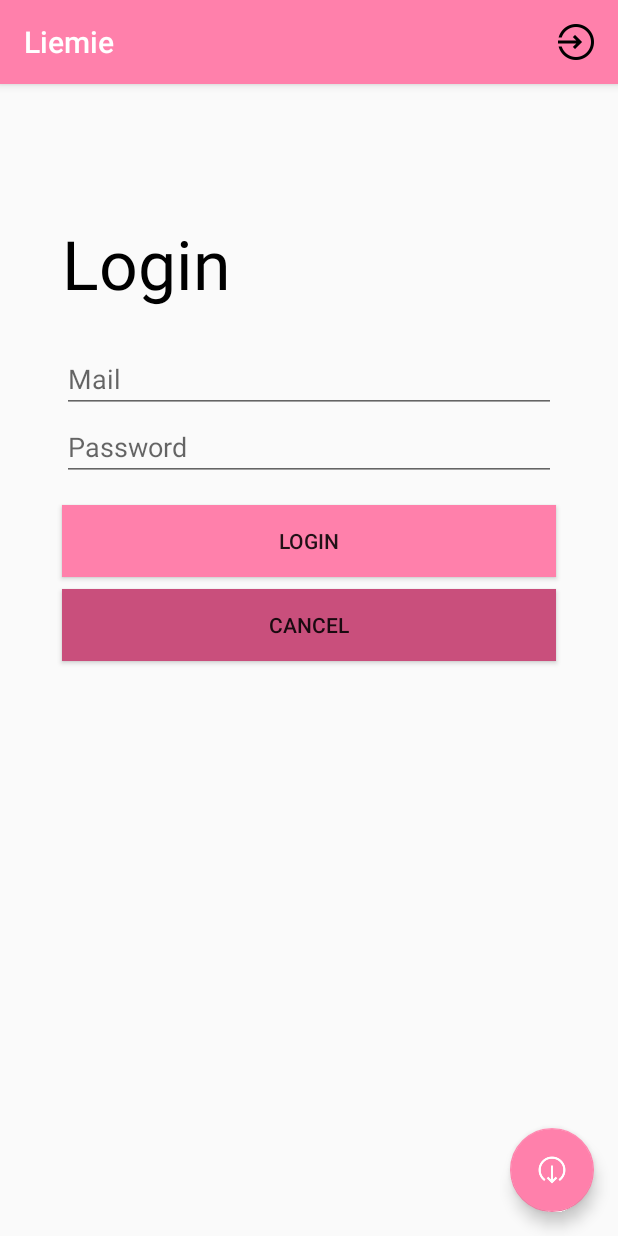
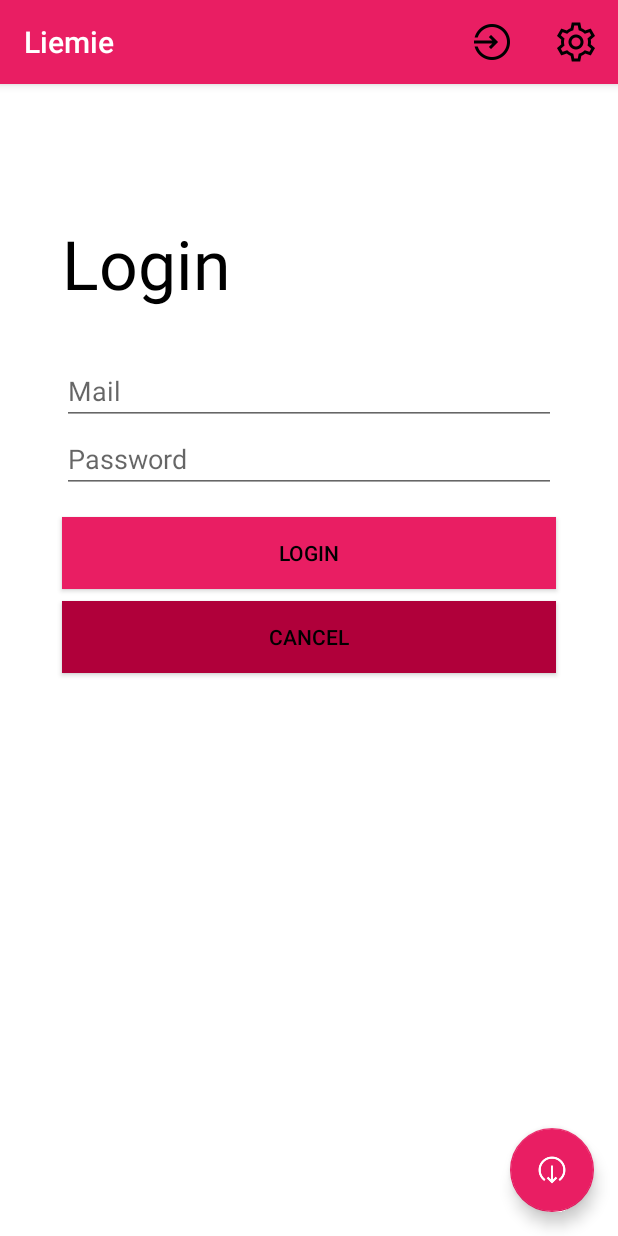
Before and after one commit to Mromeo56/Liemie-okhttp, an Android app: the screen it shows after launch (MainActivity), after a tap on "Login", on a phone screen of 412 x 824 dp. Run offline under Robolectric (Android 15) with nearby library versions, the phone set to English and light mode, and no system bars; 1 statement that could not run was skipped.

Commit message:
réparer ma connerie

```diff
--- a/app/src/main/java/com/example/liemie/MainActivity.java
+++ b/app/src/main/java/com/example/liemie/MainActivity.java
@@ -15,10 +15,10 @@ import android.view.View;
 import android.widget.Button;
 import android.widget.EditText;
 import android.widget.ProgressBar;
+import android.widget.Switch;
 import android.widget.TextView;
 import android.widget.Toast;
 
-import java.io.IOException;
 import java.util.concurrent.ExecutionException;
 
 import android.app.AlertDialog;
@@ -42,6 +42,9 @@ import okhttp3.OkHttpClient;
 
 
 public class MainActivity extends AppCompatActivity {
+    // mainActivity
+    private ProgressBar main_progressBar;
+
     // SharedPref
     public static final String PREF_NAME = "identifier";
     private SharedPreferences sharedPreferences;
@@ -78,6 +81,14 @@ public class MainActivity extends AppCompatActivity {
     // // profil TextView
     private TextView profil_id;
 
+    // settings frgm
+    private Fragment frgm_settings;
+    // // settings Button
+    private Button settings_removeSharedPref;
+    // // settings switch
+    private Switch settings_darkSwitch;
+
+
     @RequiresApi(api = Build.VERSION_CODES.M)
     @Override
     protected void onCreate(Bundle savedInstanceState) {
@@ -102,9 +113,6 @@ public class MainActivity extends AppCompatActivity {
 
         Log.i("OKHTTP", response.getHeader("Authorization"));
 
-
-
-
         // toolBar
         toolbar = findViewById(R.id.toolbar);
         setSupportActionBar(toolbar);
@@ -128,7 +136,9 @@ public class MainActivity extends AppCompatActivity {
             @Override
             public void onClick(View view) {
                 if (login_email.length() > 2 && login_password.length() > 2) {
-                    connexion(login_email.getText().toString(), login_password.getText().toString());
+                    if (connexion(login_email.getText().toString(), login_password.getText().toString()) == false) {
+                        AlertMsg(getString(R.string.general_error), getString(R.string.login_connexionError));
+                    }
                 } else {
                     AlertMsg(getString(R.string.general_error), getString(R.string.login_entryError));
                 }
@@ -146,9 +156,63 @@ public class MainActivity extends AppCompatActivity {
         // profil frgm
         frgm_profil = (Fragment) getSupportFragmentManager().findFragmentById(R.id.profil_frgm);
         frgm_profil.getView().setVisibility(View.GONE);
+
+        // settings frgm
+        frgm_settings = (Fragment) getSupportFragmentManager().findFragmentById(R.id.settings_frgm);
+        frgm_settings.getView().setVisibility(View.GONE);
+        // settings Button
+        settings_removeSharedPref = (Button) frgm_settings.getView().findViewById(R.id.settings_removeSharedPref);
+        settings_removeSharedPref.setOnClickListener(new View.OnClickListener() {
+            @Override
+            public void onClick(View v) {
+                AlertDialog.Builder builder = new AlertDialog.Builder(MainActivity.this);
+                builder.setTitle(getString(R.string.general_warning)).setMessage(getString(R.string.settings_removeWarning));
+                builder.setPositiveButton(R.string.general_ok, new DialogInterface.OnClickListener() {
+                    public void onClick(DialogInterface dialog, int id) {
+                        SharedPreferences.Editor editor = sharedPreferences.edit();
+                        editor.remove("username");
+                        editor.remove("password");
+                        editor.commit();
+                    }
+                });
+                builder.setNegativeButton(R.string.general_cancel, new DialogInterface.OnClickListener() {
+                    @Override
+                    public void onClick(DialogInterface dialog, int which) {
+
+                    }
+                });
+
+                AlertDialog alertDialog = builder.create();
+                alertDialog.show();
+            }
+        });
+        settings_darkSwitch = (Switch) frgm_settings.getView().findViewById(R.id.settings_darkSwitch);
+        if(Integer.valueOf(android.os.Build.VERSION.SDK) < 29) {
+            settings_darkSwitch.setEnabled(false);
+            settings_darkSwitch.setClickable(false);
+        }
+        else {
+            settings_darkSwitch.setOnClickListener(new View.OnClickListener() {
+                @Override
+                public void onClick(View v) {
+                    if (settings_darkSwitch.isChecked()) {
+
+                    }
+                    else {
+
+                    }
+                }
+            });
+        }
+
+        // mainActivity
+        main_progressBar = findViewById(R.id.main_progressBar);
+        main_progressBar.setVisibility(View.GONE);
     }
 
     private boolean connexion(String userName, String password) {
+        main_progressBar.setVisibility(View.VISIBLE);
+
         String url = "http://waraliens.ddns.net/api/auth/";
 
         MyThread myThread = new MyThread();
@@ -160,7 +224,7 @@ public class MainActivity extends AppCompatActivity {
                 if (util.getString("mail").equals(userName) && util.getString("password").equals(password)) {
                     utilCourant = new Utilisateur(util.getInt("id"), util.getString("mail"), util.getString("password"));
                     InitConnexion();
-                    break;
+                    return true;
                 }
             }
         } catch (ExecutionException e) {
@@ -171,7 +235,8 @@ public class MainActivity extends AppCompatActivity {
             e.printStackTrace();
         }
 
-        return true;
+        main_progressBar.setVisibility(View.GONE);
+        return false;
     }
 
     public void InitConnexion() {
@@ -190,6 +255,8 @@ public class MainActivity extends AppCompatActivity {
         // // profil TextView
         profil_id = (TextView) frgm_profil.getView().findViewById(R.id.profil_id);
         profil_id.setText(utilCourant.getMail());
+
+        main_progressBar.setVisibility(View.GONE);
     }
 
     @RequiresApi(api = Build.VERSION_CODES.M)
@@ -210,6 +277,7 @@ public class MainActivity extends AppCompatActivity {
     }
 
     public void AlertMsg(String title, String msg) {
+        final AlertDialog alertDialog;
         AlertDialog.Builder builder = new AlertDialog.Builder(MainActivity.this);
         builder.setTitle(title).setMessage(msg);
         builder.setPositiveButton(R.string.general_ok, new DialogInterface.OnClickListener() {
@@ -218,13 +286,14 @@ public class MainActivity extends AppCompatActivity {
             }
         });
 
-        AlertDialog alertDialog = builder.create();
+        alertDialog = builder.create();
         alertDialog.show();
     }
 
     public void HiddenAllFrgm() {
         frgm_profil.getView().setVisibility(View.GONE);
         frgm_login.getView().setVisibility(View.GONE);
+        frgm_settings.getView().setVisibility(View.GONE);
     }
 
     public void NoLogMenu() {
@@ -258,6 +327,10 @@ public class MainActivity extends AppCompatActivity {
     @Override
     public boolean onOptionsItemSelected(MenuItem item) {
         switch (item.getItemId()) {
+            case R.id.action_settings:
+                HiddenAllFrgm();
+                frgm_settings.getView().setVisibility(View.VISIBLE);
+                return true;
             case R.id.action_profil:
                 HiddenAllFrgm();
                 frgm_profil.getView().setVisibility(View.VISIBLE);
@@ -266,7 +339,12 @@ public class MainActivity extends AppCompatActivity {
                 HiddenAllFrgm();
                 // semi-auto Connexion
                 if (sharedPreferences.getString("username", "") != "" && sharedPreferences.getString("password", "") != "") {
-                    connexion(sharedPreferences.getString("username", ""), sharedPreferences.getString("password", ""));
+                    if (connexion(sharedPreferences.getString("username", ""), sharedPreferences.getString("username", "")) == false) {
+                        AlertMsg(getString(R.string.general_error), getString(R.string.login_connexionError));
+                    }
+                    else {
+                        AlertMsg(getString(R.string.general_warning), getString(R.string.login_autoConnexion));
+                    }
                 }
                 else {
                     frgm_login.getView().setVisibility(View.VISIBLE);
--- /dev/null
+++ b/app/src/main/java/com/example/liemie/SettingsFragment.java
@@ -0,0 +1,28 @@
+package com.example.liemie;
+
+import android.os.Bundle;
+
+import androidx.fragment.app.Fragment;
+
+import android.view.LayoutInflater;
+import android.view.View;
+import android.view.ViewGroup;
+
+
+/**
+ * A simple {@link Fragment} subclass.
+ */
+public class SettingsFragment extends Fragment {
+
+    public SettingsFragment() {
+        // Required empty public constructor
+    }
+
+
+    @Override
+    public View onCreateView(LayoutInflater inflater, ViewGroup container,
+                             Bundle savedInstanceState) {
+        // Inflate the layout for this fragment
+        return inflater.inflate(R.layout.fragment_settings, container, false);
+    }
+}
--- a/app/src/main/java/com/example/liemie/http/Http.java
+++ b/app/src/main/java/com/example/liemie/http/Http.java
@@ -44,7 +44,6 @@ public class Http {
     }
 
     public Http addCookie(String data) {
-
         return this;
     }
 
--- a/app/src/main/res/layout/activity_main.xml
+++ b/app/src/main/res/layout/activity_main.xml
@@ -46,5 +46,19 @@
         android:layout_width="match_parent"
         android:layout_height="match_parent" />
 
+    <fragment
+        android:id="@+id/settings_frgm"
+        android:name="com.example.liemie.SettingsFragment"
+        android:layout_width="match_parent"
+        android:layout_height="match_parent" />
+
+    <ProgressBar
+        android:id="@+id/main_progressBar"
+        style="?android:attr/progressBarStyle"
+        android:layout_width="wrap_content"
+        android:layout_height="wrap_content"
+        app:layout_anchor="@+id/include"
+        app:layout_anchorGravity="center" />
+
 
 </androidx.coordinatorlayout.widget.CoordinatorLayout>
--- a/app/src/main/res/layout/fragment_login.xml
+++ b/app/src/main/res/layout/fragment_login.xml
@@ -9,7 +9,7 @@
         android:id="@+id/login_util"
         android:layout_width="0dp"
         android:layout_height="wrap_content"
-        android:layout_marginTop="24dp"
+        android:layout_marginTop="32dp"
         android:ems="10"
         android:hint="@string/login_mail"
         android:inputType="textPersonName"
--- a/app/src/main/res/layout/fragment_profil.xml
+++ b/app/src/main/res/layout/fragment_profil.xml
@@ -19,7 +19,7 @@
         android:id="@+id/profil_textId"
         android:layout_width="wrap_content"
         android:layout_height="wrap_content"
-        android:layout_marginTop="24dp"
+        android:layout_marginTop="32dp"
         android:text="@string/profil_idText"
         app:layout_constraintStart_toStartOf="@+id/guideline4"
         app:layout_constraintTop_toTopOf="@+id/guideline6" />
--- a/app/src/main/res/menu/menu_main.xml
+++ b/app/src/main/res/menu/menu_main.xml
@@ -40,4 +40,11 @@
         android:title="@string/action_export"
         android:visible="false"
         app:showAsAction="ifRoom|withText" />
+
+    <item
+        android:id="@+id/action_settings"
+        android:icon="@drawable/settings"
+        android:orderInCategory="100"
+        android:title="@string/action_settings"
+        app:showAsAction="ifRoom|withText" />
 </menu>
--- /dev/null
+++ b/app/src/main/res/values-v29/styles.xml
@@ -0,0 +1,15 @@
+<?xml version="1.0" encoding="utf-8"?>
+<resources>
+
+    <style name="AppTheme" parent="Theme.AppCompat.Light.DarkActionBar">
+        <!-- Customize your theme here. -->
+        <item name="colorPrimary">@color/colorPrimary</item>
+        <item name="colorPrimaryDark">@color/colorPrimaryDark</item>
+        <item name="colorAccent">@color/colorAccent</item>
+        <item name="android:windowBackground">@android:color/background_light</item>
+        <item name="android:colorBackground">@android:color/background_light</item>
+        <item name="android:textColor">@android:color/black</item>
+
+        <item name="android:forceDarkAllowed">true</item>
+    </style>
+</resources>
--- a/app/src/main/res/values/colors.xml
+++ b/app/src/main/res/values/colors.xml
@@ -1,7 +1,7 @@
 <?xml version="1.0" encoding="utf-8"?>
 <resources>
-    <color name="colorPrimary">#ff80ab</color>
-    <color name="colorPrimaryDark">#c94f7c</color>
-    <color name="colorPrimaryLight">#ffb2dd</color>
-    <color name="colorAccent">#ff80ab</color>
+    <color name="colorPrimary">#e91e63</color>
+    <color name="colorPrimaryDark">#b0003a</color>
+    <color name="colorPrimaryLight">#ff6090</color>
+    <color name="colorAccent">#e91e63</color>
 </resources>
--- a/app/src/main/res/values/strings.xml
+++ b/app/src/main/res/values/strings.xml
@@ -10,6 +10,7 @@
     <string name="general_ok">ok</string>
     <string name="general_cancel">cancel</string>
     <string name="general_error">Error</string>
+    <string name="general_warning">Warning</string>
 
     <string name="login_title">Login</string>
     <string name="login_mail">Mail</string>
@@ -17,10 +18,19 @@
     <string name="login_connect">Login</string>
     <string name="login_cancel">Cancel</string>
     <string name="login_entryError">Entries are not valid</string>
+    <string name="login_connexionError">Server or connection is unavailable</string>
+    <string name="login_offlineConnexion">Connection is offline</string>
+    <string name="login_autoConnexion">Auto Connection is on</string>
 
     <string name="profil_title">Profile</string>
     <string name="profil_idText">Login</string>
     <string name="profil_mdp">Password</string>
+
+    <string name="settings_title">Settings</string>
+    <string name="settings_autoConnexionOption">Clear user informations for auto connection</string>
+    <string name="settings_removeSharedPref">Remove user informations</string>
+    <string name="settings_removeWarning">The deletion of user information is irreversible</string>
+    <string name="settings_darkTheme">Dark theme</string>
 
     <!-- TODO: Remove or change this placeholder text -->
     <string name="hello_blank_fragment">Hello blank fragment</string>
--- a/app/src/main/res/values/styles.xml
+++ b/app/src/main/res/values/styles.xml
@@ -1,11 +1,15 @@
-<resources>
+<resources xmlns:tools="http://schemas.android.com/tools">
 
     <!-- Base application theme. -->
-    <style name="AppTheme" parent="Theme.AppCompat.Light.DarkActionBar">
+    <style name="AppTheme" parent="Theme.AppCompat.DayNight">
         <!-- Customize your theme here. -->
         <item name="colorPrimary">@color/colorPrimary</item>
         <item name="colorPrimaryDark">@color/colorPrimaryDark</item>
         <item name="colorAccent">@color/colorAccent</item>
+        <item name="android:windowBackground">@android:color/background_light</item>
+        <item name="android:colorBackground">@android:color/background_light</item>
+        <item name="android:textColor">@android:color/black</item>
+        <item name="android:textColorHint">@android:color/black</item>
     </style>
 
     <style name="AppTheme.NoActionBar">
```
Also changed, not shown: app/src/main/res/layout/fragment_settings.xml (added, +81 -0 lines), 1 other file.
